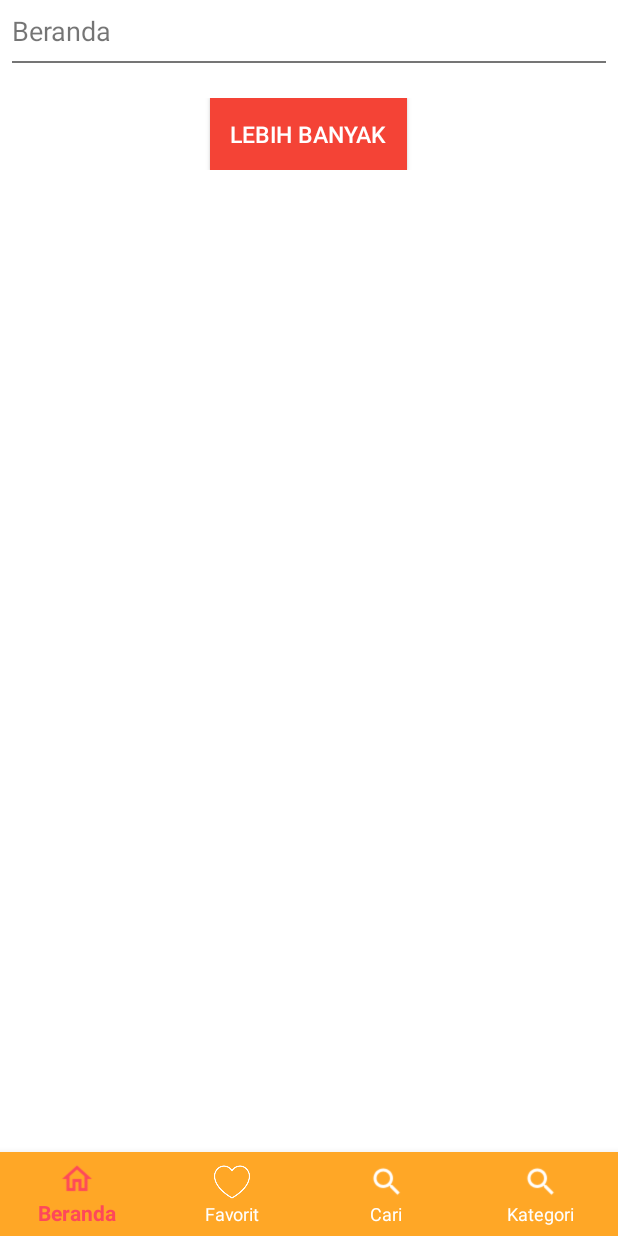
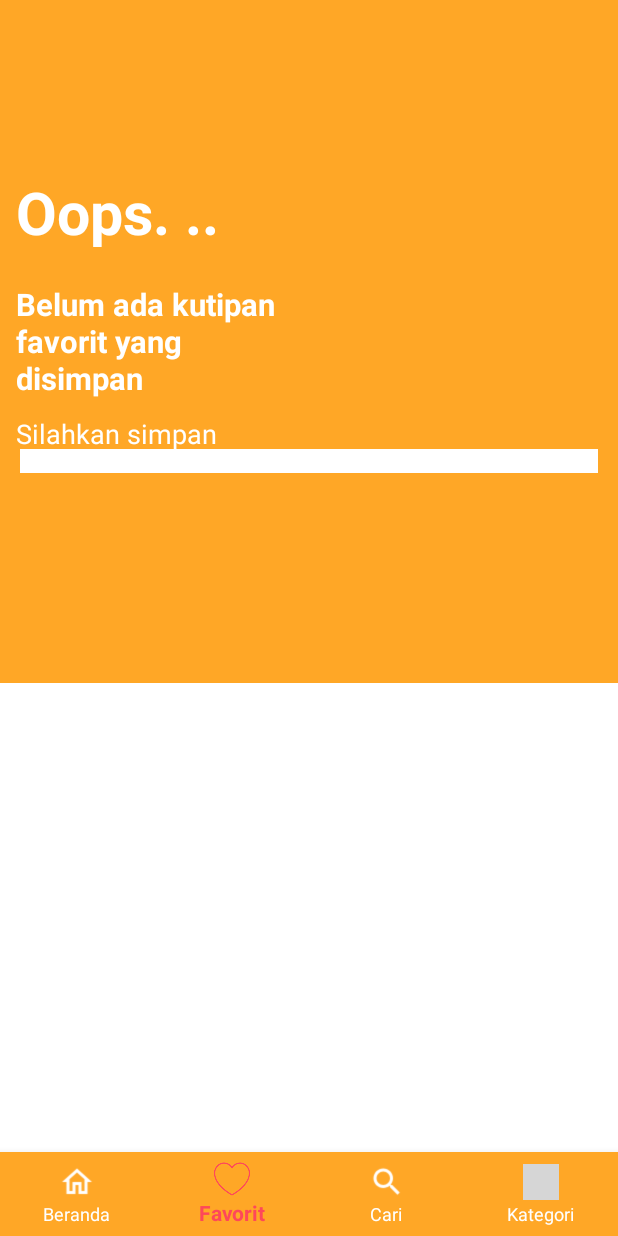
Before and after one commit to veridetta/KutipanTokoh, an Android app: the screen it shows after launch (MainActivity), item 2 of the bottom bar chosen, on a phone screen of 412 x 824 dp. Run offline under Robolectric (Android 15) with nearby library versions, the light colour scheme and no system bars; our stand-ins replace AdMob, sdp/ssp sizes; pictures from the network do not load; 2 statements that could not run were skipped; grey boxes are pictures that could not be loaded.

Commit message:
Fix after 1 rilis

```diff
--- /dev/null
+++ b/app/src/main/java/com/veridetta/kutipantokoh/FavFragment.java
@@ -0,0 +1,120 @@
+package com.veridetta.kutipantokoh;
+
+import android.annotation.SuppressLint;
+import android.app.Dialog;
+import android.os.AsyncTask;
+import android.os.Bundle;
+import android.os.Handler;
+import android.view.LayoutInflater;
+import android.view.View;
+import android.view.ViewGroup;
+import android.view.Window;
+import android.widget.Button;
+import android.widget.LinearLayout;
+import android.widget.SearchView;
+import android.widget.TextView;
+import android.widget.Toast;
+
+import androidx.cardview.widget.CardView;
+import androidx.fragment.app.Fragment;
+import androidx.recyclerview.widget.GridLayoutManager;
+import androidx.recyclerview.widget.LinearLayoutManager;
+import androidx.recyclerview.widget.RecyclerView;
+
+import com.veridetta.kutipantokoh.adapter.CardAdapter;
+import com.veridetta.kutipantokoh.db.DBHelper;
+import com.veridetta.kutipantokoh.db.DBModel;
+
+import org.jsoup.Jsoup;
+import org.jsoup.nodes.Document;
+import org.jsoup.select.Elements;
+
+import java.io.IOException;
+import java.util.ArrayList;
+import java.util.List;
+
+import static com.google.android.gms.internal.zzahn.runOnUiThread;
+
+
+public class FavFragment extends Fragment implements View.OnClickListener{
+    private ArrayList<String> judulList= new ArrayList<>();
+    private ArrayList<String> gambarList= new ArrayList<String>();
+    private ArrayList<String> penerbitList = new ArrayList<>();
+    private ArrayList<String> waktuList = new ArrayList<>();
+    private ArrayList<String> urlList = new ArrayList<>();
+    private ArrayList<String> kategoriList = new ArrayList<>();
+    private ArrayList<Integer> favList = new ArrayList<Integer>();
+    private ArrayList<String> desList = new ArrayList<String>();
+    RecyclerView rc_fav;
+    int totalData=0, mentok=0;
+    DBHelper helper;
+    LinearLayout no_result;
+    TextView favJudul;
+    List<DBModel> dbList;
+    public FavFragment() {
+
+    }
+    public static HomeFragment newInstance(String param1, String param2) {
+        HomeFragment fragment = new HomeFragment();
+        Bundle args = new Bundle();
+        fragment.setArguments(args);
+        return fragment;
+    }
+    @Override
+    public void onCreate(Bundle savedInstanceState) {
+        super.onCreate(savedInstanceState);
+    }
+    public View onCreateView(final LayoutInflater inflater, ViewGroup container,
+                             Bundle savedInstanceState) {
+        // Inflate the layout for this fragment
+        final View view = inflater.inflate(R.layout.fragment_fav, container, false);
+        rc_fav = view.findViewById(R.id.rc_fav);
+        no_result = view.findViewById(R.id.no_result);
+        favJudul = view.findViewById(R.id.fav_judul);
+        //Cursor cursor = db.fetchMahasiswa(tnim);
+        helper = new DBHelper(getContext());
+        totalData = helper.getTotalFav();
+        dbList= new ArrayList<DBModel>();
+        dbList = helper.getFromDB();
+        System.out.println("List"+totalData);
+        if(totalData<1){
+            favJudul.setVisibility(View.GONE);
+            rc_fav.setVisibility(View.GONE);
+            no_result.setVisibility(View.VISIBLE);
+        }else{
+            for (int i = 0; i < totalData; i++) {
+                judulList.add(dbList.get(i).getJudul());
+                gambarList.add(dbList.get(i).getGambar());
+                penerbitList.add(dbList.get(i).getPenerbit());
+                waktuList.add(dbList.get(i).getWaktu());;
+                urlList.add(dbList.get(i).getUrl());
+                kategoriList.add(dbList.get(i).getKategori());
+                favList.add(Integer.parseInt(dbList.get(i).getFavorit()));
+                desList.add(dbList.get(i).getDes());
+                System.out.println("Masuk while "+judulList);
+                if(totalData - i == 1){
+                    mentok=1;
+                }
+            }
+            if(mentok>0){
+                CardAdapter mDataAdapter = new CardAdapter( getContext(), judulList, desList, gambarList,
+                        kategoriList,urlList);
+                RecyclerView.LayoutManager mLayoutManager = new GridLayoutManager(getContext(),1, LinearLayoutManager.VERTICAL, false);
+                rc_fav.setLayoutManager(mLayoutManager);
+                rc_fav.setAdapter(mDataAdapter);
+                System.out.println("Mentok"+judulList);
+
+            }
+
+        }
+        return view;
+    }
+    @Override
+    public void onClick(View view) {
+
+    }
+
+    public static float dpToPixels(int dp, HomeFragment context) {
+        return dp * (context.getResources().getDisplayMetrics().density);
+    }
+}
--- a/app/src/main/java/com/veridetta/kutipantokoh/MainActivity.java
+++ b/app/src/main/java/com/veridetta/kutipantokoh/MainActivity.java
@@ -5,6 +5,7 @@ import android.annotation.SuppressLint;
 import android.content.Intent;
 import android.content.pm.PackageManager;
 import android.os.Build;
+import android.os.Handler;
 import android.provider.Settings;
 import androidx.annotation.NonNull;
 import com.google.android.material.bottomnavigation.BottomNavigationView;
@@ -33,6 +34,7 @@ public class MainActivity extends AppCompatActivity {
     Toolbar toolbar;
     ActionBar actionBar;
     DBHelper dbHelper;
+    boolean doubleBackToExitPressedOnce = false;
     int io = 0;
     @Override
     protected void onCreate(Bundle savedInstanceState) {
@@ -40,17 +42,20 @@ public class MainActivity extends AppCompatActivity {
         setContentView(R.layout.activity_main);
         BottomNavigationView navigation = (BottomNavigationView) findViewById(R.id.navigation);
         navigation.setOnNavigationItemSelectedListener(mOnNavigationItemSelectedListener);
+        /*
         if (TextUtils.isEmpty(getString(R.string.banner_home_footer))) {
             Toast.makeText(getApplicationContext(), "Please mention your Banner Ad ID in strings.xml", Toast.LENGTH_LONG).show();
             return;
         }
+        */
         isWriteStoragePermissionGranted();
         isReadStoragePermissionGranted();
         if(isReadStoragePermissionGranted() && isWriteStoragePermissionGranted()){
             loadFragment(new HomeFragment());
         }
-        mAdView = (AdView) findViewById(R.id.adView);
-        AdRequest adRequest = new AdRequest.Builder()
+
+        //mAdView = (AdView) findViewById(R.id.adView);
+        /* AdRequest adRequest = new AdRequest.Builder()
                 .addTestDevice(AdRequest.DEVICE_ID_EMULATOR)
                 // Check the LogCat to get your test device ID
                 .addTestDevice("725F7196D12AFC68048ED82BD5C6F3A8")
@@ -80,7 +85,7 @@ public class MainActivity extends AppCompatActivity {
                 super.onAdOpened();
             }
         });
-        mAdView.loadAd(adRequest);
+        mAdView.loadAd(adRequest); */
         //actionBar = getSupportActionBar();
         //actionBar.setTitle("");
     }
@@ -107,6 +112,11 @@ public class MainActivity extends AppCompatActivity {
                     fragment = new CariFragment();
                     loadFragment(fragment);
                     return true;
+                case R.id.nav_fav:
+                    //mTopToolbar.setNavigationIcon(R.drawable.search);
+                    fragment = new FavFragment();
+                    loadFragment(fragment);
+                    return true;
                 case R.id.nav_kategori:
                     //mTopToolbar.setNavigationIcon(R.drawable.search);
                     fragment = new KategoriFragment();
@@ -118,25 +128,25 @@ public class MainActivity extends AppCompatActivity {
     };
     @Override
     public void onPause() {
-        if (mAdView != null) {
-            mAdView.pause();
-        }
+       // if (mAdView != null) {
+        //    mAdView.pause();
+        //}
         super.onPause();
     }
 
     @Override
     public void onResume() {
         super.onResume();
-        if (mAdView != null) {
-            mAdView.resume();
-        }
+        //if (mAdView != null) {
+        //    mAdView.resume();
+       // }
     }
 
     @Override
     public void onDestroy() {
-        if (mAdView != null) {
-            mAdView.destroy();
-        }
+       // if (mAdView != null) {
+       //     mAdView.destroy();
+       // }
         super.onDestroy();
     }
     public  boolean isReadStoragePermissionGranted() {
@@ -212,5 +222,23 @@ public class MainActivity extends AppCompatActivity {
             //do your code
         }
     }
+    @Override
+    public void onBackPressed() {
+        if (doubleBackToExitPressedOnce) {
+            finish();
+            super.onBackPressed();
+            return;
+        }
 
+        this.doubleBackToExitPressedOnce = true;
+        Toast.makeText(this, "Please click BACK again to exit", Toast.LENGTH_SHORT).show();
+
+        new Handler().postDelayed(new Runnable() {
+
+            @Override
+            public void run() {
+                doubleBackToExitPressedOnce=false;
+            }
+        }, 2000);
+    }
 }
--- a/app/src/main/res/layout/activity_main.xml
+++ b/app/src/main/res/layout/activity_main.xml
@@ -16,6 +16,7 @@
             android:layout_width="match_parent"
             android:layout_height="match_parent"
             />
+        <!--
         <com.google.android.gms.ads.AdView
             android:id="@+id/adView"
             android:layout_width="wrap_content"
@@ -25,6 +26,7 @@
             ads:adSize="BANNER"
             android:layout_marginBottom="@dimen/_44sdp"
             ads:adUnitId="@string/banner_home_footer" />
+            -->
     </RelativeLayout>
     <com.google.android.material.bottomnavigation.BottomNavigationView
         android:id="@+id/navigation"
--- /dev/null
+++ b/app/src/main/res/layout/fragment_fav.xml
@@ -0,0 +1,82 @@
+<LinearLayout android:layout_width="match_parent"
+    android:layout_height="wrap_content"
+    android:orientation="vertical"
+    xmlns:android="http://schemas.android.com/apk/res/android">
+    <RelativeLayout
+        android:layout_width="match_parent"
+        android:layout_height="wrap_content">
+        <LinearLayout
+            android:layout_width="match_parent"
+            android:layout_height="wrap_content"
+            android:minHeight="@dimen/_350sdp"
+            android:background="@color/orange_400"
+            android:padding="@dimen/_6sdp">
+        </LinearLayout>
+        <LinearLayout
+            android:layout_width="match_parent"
+            android:layout_height="wrap_content"
+            android:layout_marginTop="@dimen/_80sdp"
+            android:orientation="vertical">
+            <TextView
+                android:id="@+id/fav_judul"
+                android:layout_gravity="bottom"
+                android:layout_margin="@dimen/_8sdp"
+                android:layout_width="@dimen/_150sdp"
+                android:layout_height="wrap_content"
+                android:text="Kutipan Favorit Kamu"
+                android:textStyle="bold"
+                android:textColor="@color/white"
+                android:textSize="@dimen/_18sdp"/>
+            <LinearLayout
+                android:id="@+id/no_result"
+                android:visibility="gone"
+                android:layout_width="match_parent"
+                android:layout_height="@dimen/_150sdp"
+                android:orientation="vertical">
+                <TextView
+                    android:layout_gravity="bottom"
+                    android:layout_margin="@dimen/_8sdp"
+                    android:layout_width="@dimen/_150sdp"
+                    android:layout_height="wrap_content"
+                    android:text="Oops. .."
+                    android:textStyle="bold"
+                    android:textColor="@color/white"
+                    android:textSize="@dimen/_30sdp"/>
+                <TextView
+                    android:layout_gravity="bottom"
+                    android:layout_margin="@dimen/_8sdp"
+                    android:layout_width="@dimen/_150sdp"
+                    android:layout_height="wrap_content"
+                    android:text="Belum ada kutipan favorit yang disimpan"
+                    android:textStyle="bold"
+                    android:textColor="@color/white"
+                    android:textSize="@dimen/_16sdp"/>
+                <TextView
+                    android:layout_gravity="bottom"
+                    android:layout_marginLeft="@dimen/_8sdp"
+                    android:layout_width="@dimen/_150sdp"
+                    android:minLines="1"
+                    android:maxLines="4"
+                    android:layout_height="wrap_content"
+                    android:text="Silahkan simpan beberapa kutipan favoritmu"
+                    android:textColor="@color/white"
+                    android:textSize="@dimen/_14sdp"/>
+            </LinearLayout>
+            <LinearLayout
+                android:layout_width="match_parent"
+                android:layout_height="wrap_content"
+                android:orientation="vertical"
+                android:background="@color/white"
+                android:padding="@dimen/_6sdp"
+                android:layout_marginLeft="@dimen/_10sdp"
+                android:layout_marginRight="@dimen/_10sdp">
+                <androidx.recyclerview.widget.RecyclerView
+                    android:layout_width="match_parent"
+                    android:layout_height="wrap_content"
+                    android:id="@+id/rc_fav">
+
+                </androidx.recyclerview.widget.RecyclerView>
+            </LinearLayout>
+        </LinearLayout>
+    </RelativeLayout>
+</LinearLayout>
--- a/app/src/main/res/menu/navigation.xml
+++ b/app/src/main/res/menu/navigation.xml
@@ -14,6 +14,6 @@
         android:title="Cari" />
     <item
         android:id="@+id/nav_kategori"
-        android:icon="@drawable/search"
+        android:icon="@drawable/more"
         android:title="Kategori" />
 </menu>
--- a/app/src/main/res/values/strings.xml
+++ b/app/src/main/res/values/strings.xml
@@ -1,9 +1,10 @@
 <resources>
     <string name="app_name">Kutipan Tokoh</string>
+    <!--admob
     <string name="admob_app_id">ca-app-pub-8115077367977521~3272999943</string>
     <string name="banner_home_footer">ca-app-pub-3940256099942544/6300978111</string>
     <string name="interstitial_full_screen">ca-app-pub-3940256099942544/1033173712</string>
-    <string name="rewarded_video">ca-app-pub-3940256099942544/5224354917</string>
+    <string name="rewarded_video">ca-app-pub-3940256099942544/5224354917</string> -->
 
     <!-- TODO: Remove or change this placeholder text -->
     <string name="hello_blank_fragment">Hello blank fragment</string>
```
Also changed, not shown: app/src/main/res/drawable-v24/icon.PNG (deleted), app/src/main/res/drawable/icon.PNG (deleted), 1 other file.
